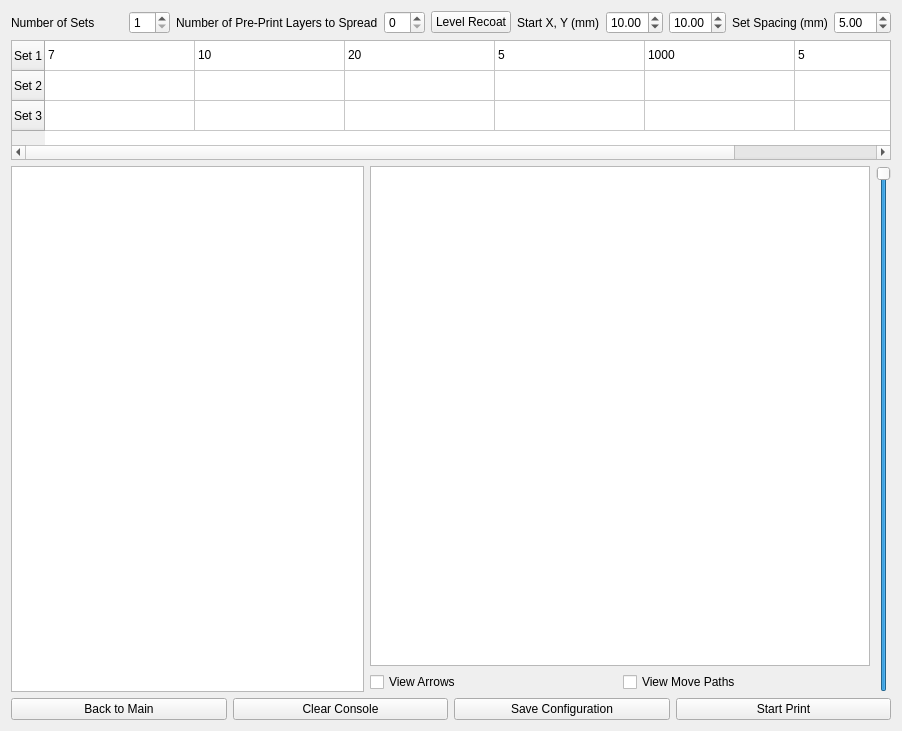
Before: the Qt Designer form progwindow.ui in BYUCreateResearchLab/CREATE_LAB_Binder_Jet_Printer, drawn with Qt 5.
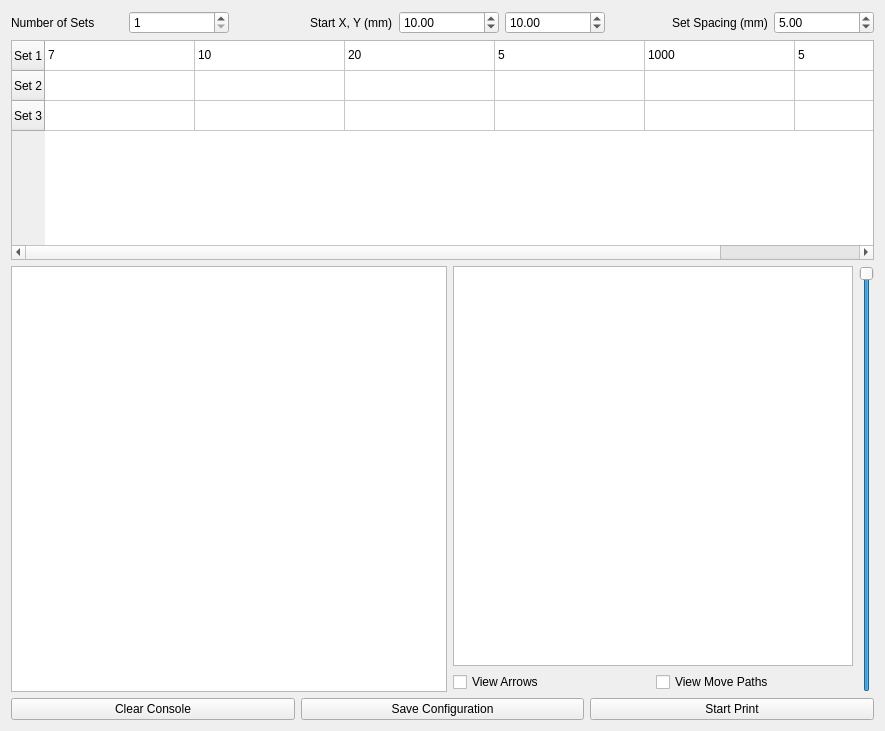
After: the same form once the commit is applied. Custom widgets are drawn as their Qt base class.

```diff
--- a/progwindow.ui
+++ b/progwindow.ui
@@ -6,7 +6,7 @@
    <rect>
     <x>0</x>
     <y>0</y>
-    <width>799</width>
+    <width>885</width>
     <height>731</height>
    </rect>
   </property>
@@ -60,27 +60,6 @@
        </property>
       </widget>
      </item>
-     <item>
-      <widget class="QLabel" name="label">
-       <property name="text">
-        <string>Number of Pre-Print Layers to Spread</string>
-       </property>
-      </widget>
-     </item>
-     <item>
-      <widget class="QSpinBox" name="layersToSpread">
-       <property name="minimum">
-        <number>0</number>
-       </property>
-      </widget>
-     </item>
-     <item>
-      <widget class="QPushButton" name="levelRecoat">
-       <property name="text">
-        <string>Level Recoat</string>
-       </property>
-      </widget>
-     </item>
      <item alignment="Qt::AlignRight">
       <widget class="QLabel" name="label_StartXY">
        <property name="text">
@@ -239,7 +218,7 @@
     </widget>
    </item>
    <item>
-    <layout class="QHBoxLayout" name="horizontalLayout_5">
+    <layout class="QHBoxLayout" name="horizontalLayout_5" stretch="8,5,1">
      <item>
       <widget class="QTextEdit" name="consoleOutput">
        <property name="sizePolicy">
@@ -261,21 +240,21 @@
        <item>
         <widget class="SvgView" name="SVGViewer">
          <property name="sizePolicy">
-          <sizepolicy hsizetype="Fixed" vsizetype="Fixed">
+          <sizepolicy hsizetype="Expanding" vsizetype="Expanding">
            <horstretch>0</horstretch>
            <verstretch>0</verstretch>
           </sizepolicy>
          </property>
          <property name="minimumSize">
           <size>
-           <width>500</width>
-           <height>500</height>
+           <width>400</width>
+           <height>400</height>
           </size>
          </property>
          <property name="maximumSize">
           <size>
-           <width>500</width>
-           <height>500</height>
+           <width>400</width>
+           <height>400</height>
           </size>
          </property>
          <property name="mouseTracking">
@@ -332,13 +311,6 @@
    </item>
    <item>
     <layout class="QHBoxLayout" name="horizontalLayout_8">
-     <item>
-      <widget class="QPushButton" name="back2Home">
-       <property name="text">
-        <string>Back to Main</string>
-       </property>
-      </widget>
-     </item>
      <item>
       <widget class="QPushButton" name="clearConsole">
        <property name="text">
```
